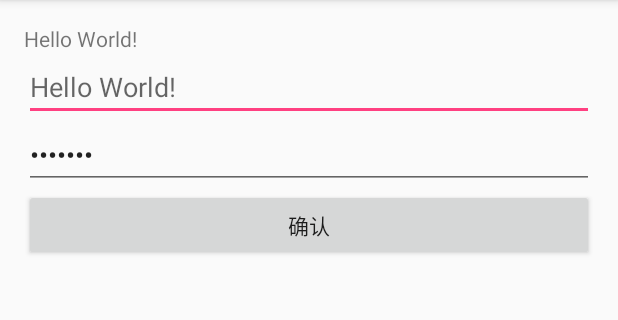
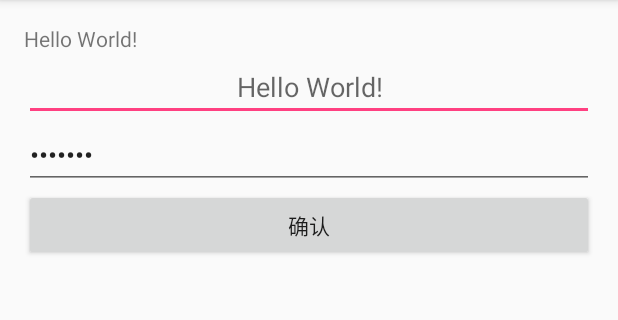
Before and after one commit to beilly/randomkeyboard, an Android app: the MainActivity screen opened directly, with no data from a screen before it, on a phone screen of 412 x 824 dp, the part 84-404 px from its top. Run offline under Robolectric (Android 15) with nearby library versions, the phone set to English and light mode, and no system bars.

Commit message:
demo优化

```diff
--- /dev/null
+++ b/app/src/main/res/drawable/color_cursor.xml
@@ -0,0 +1,5 @@
+<?xml version="1.0" encoding="utf-8"?>
+<shape xmlns:android="http://schemas.android.com/apk/res/android" android:shape="rectangle">
+    <size android:width="1dp" />
+    <solid android:color="#008000"  />
+</shape>
--- a/app/src/main/res/layout/activity_main.xml
+++ b/app/src/main/res/layout/activity_main.xml
@@ -21,6 +21,9 @@
         android:layout_height="wrap_content"
         android:layout_below="@+id/textview"
         android:inputType="textWebPassword"
+        android:gravity="center"
+        android:foregroundGravity="center"
+        android:textCursorDrawable="@drawable/color_cursor"
         android:hint="Hello World!" />
 
     <EditText
```
Also changed, not shown: 4 other files.
